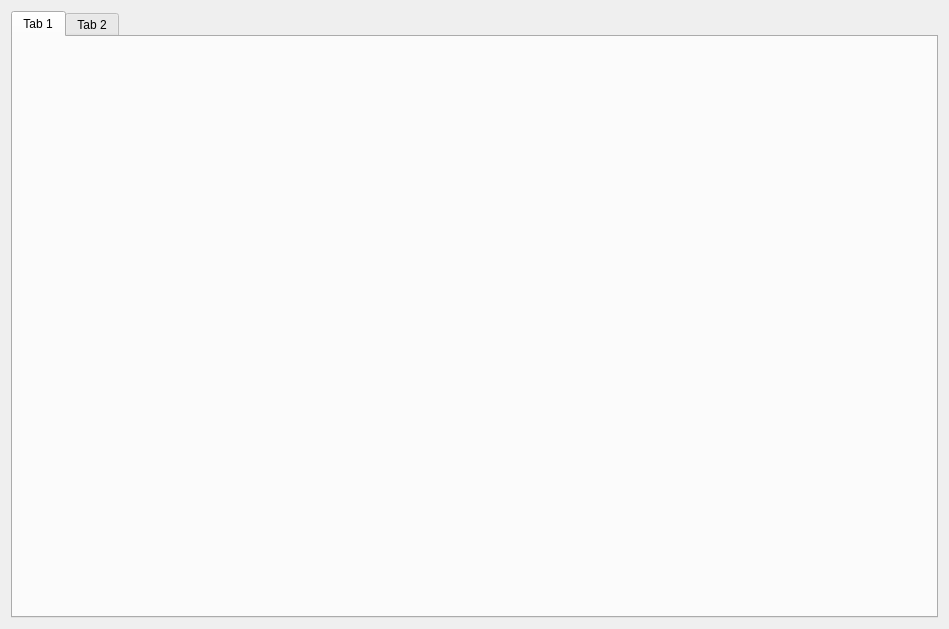
Old version of the form gui/POVI/tabview.ui in the repository Loptica23/POVI.
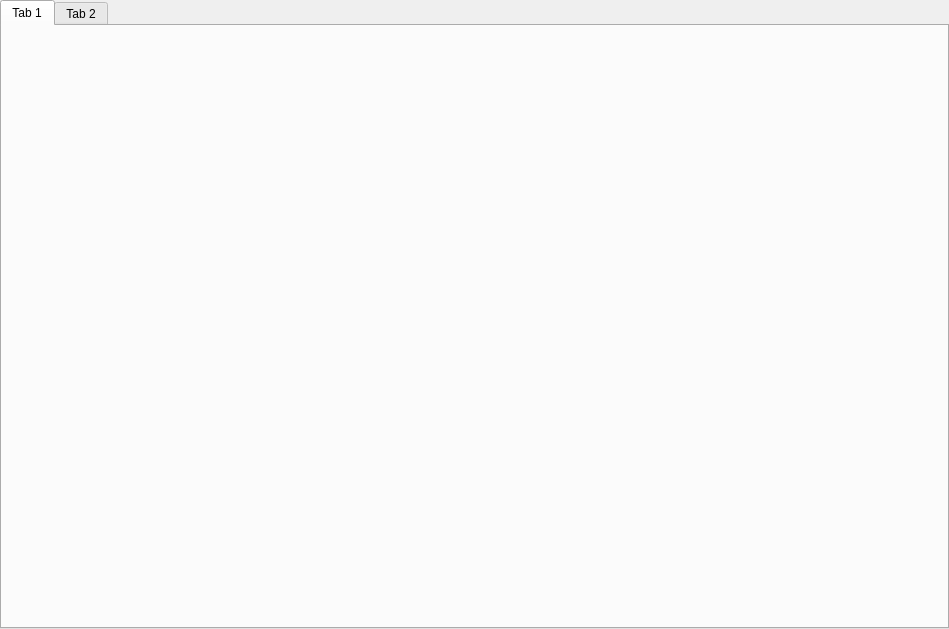
New version of the form.

```diff
--- a/gui/POVI/tabview.ui
+++ b/gui/POVI/tabview.ui
@@ -14,6 +14,18 @@
    <string>Form</string>
   </property>
   <layout class="QVBoxLayout" name="verticalLayout">
+   <property name="leftMargin">
+    <number>0</number>
+   </property>
+   <property name="topMargin">
+    <number>0</number>
+   </property>
+   <property name="rightMargin">
+    <number>0</number>
+   </property>
+   <property name="bottomMargin">
+    <number>0</number>
+   </property>
    <item>
     <widget class="QTabWidget" name="tabWidget">
      <widget class="QWidget" name="tab">
```
Left out of the diff: 3 changed lines with no effect on the pictures.
